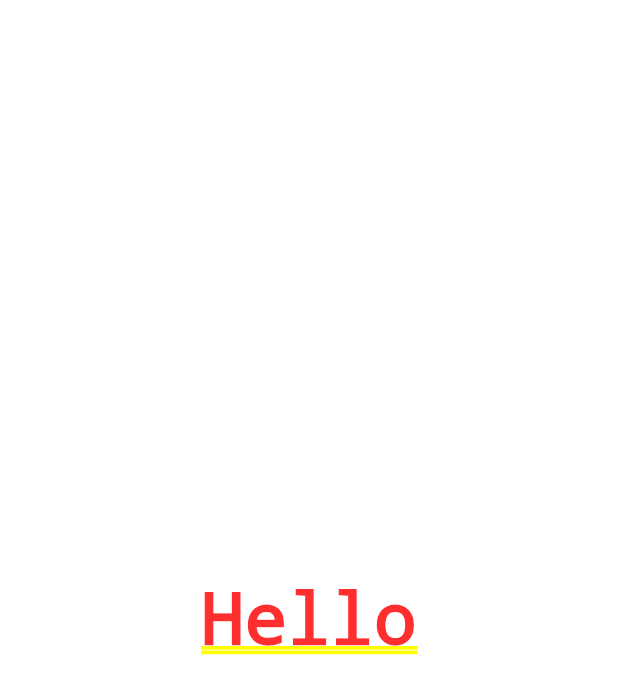
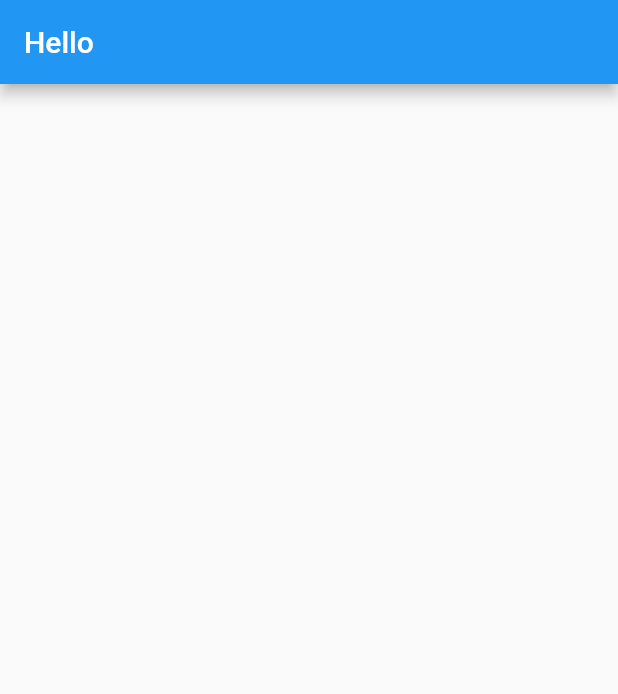
Before and after one commit to abuduchoy/Shop, a Flutter app: the screen it shows after launch, on a phone screen of 412 x 824 dp. Shown: the top 694 px of the screen. Run offline on Flutter 3.47's test engine with Material 2 defaults, Android fonts, the phone set to English and light mode, and no system bars; drawn by our look-alikes of google_mobile_ads; network calls fail.

Commit message:
add script

```diff
--- /dev/null
+++ b/lib/admob_service.dart
@@ -0,0 +1,64 @@
+import 'dart:io';
+import 'package:google_mobile_ads/google_mobile_ads.dart';
+
+class AdmobService {
+  static BannerAd _bannerAd;
+  static InterstitialAd _interstitialAd;
+
+  static BannerAd get bannerAd => _bannerAd;
+
+  static String get bannerAdUntilId => Platform.isAndroid
+      ? 'ca-app-pub-7755152799949559~1198135981'
+      : 'ca-app-pub-7755152799949559~1198135981';
+
+  static initialize() {
+    if (MobileAds.instance == null) {
+      print("initialize:AdMob");
+      MobileAds.instance.initialize();
+    }
+  }
+
+  static BannerAd createBannerAd() {
+    BannerAd ad = new BannerAd(
+      adUnitId: bannerAdUntilId,
+      size: AdSize.largeBanner,
+      request: AdRequest(),
+      listener: AdListener(
+        onAdLoaded: (Ad ad) => print('Ad Loaded'),
+        onAdFailedToLoad: (Ad ad, LoadAdError error) {
+          print('Ad Loaded');
+          ad.dispose();
+        },
+        onAdOpened: (Ad ad) => print('Ad opened'),
+        onAdClosed: (Ad ad) => print('Ad Closed'),
+        onApplicationExit: (Ad ad) => print('Left Aplication'),
+      ),
+    );
+
+    return ad;
+  }
+
+  static void showBannerAd() {
+    if (_bannerAd != null) {
+      return;
+    }
+    _bannerAd = createBannerAd();
+    _bannerAd..load();
+  }
+
+  void disposeAds() {
+    print("disposeAds");
+    if (_bannerAd != null) {
+      _bannerAd?.dispose();
+    }
+  }
+
+  static void showInterstitialAd() {
+    _interstitialAd?.dispose();
+    _interstitialAd = null;
+
+    if (_interstitialAd == null) _interstitialAd = _createInterstitialAd();
+
+    _interstitialAd.load();
+  }
+}
--- a/lib/main.dart
+++ b/lib/main.dart
@@ -1,6 +1,11 @@
 import 'package:flutter/material.dart';
+import 'package:google_mobile_ads/google_mobile_ads.dart';
+
+import 'admob_service.dart';
 
 void main() {
+  WidgetsFlutterBinding.ensureInitialized();
+  AdmobService.initialize();
   runApp(MyApp());
 }
 
@@ -21,9 +26,16 @@ class MyApp extends StatelessWidget {
 class HomePage extends StatelessWidget {
   @override
   Widget build(BuildContext context) {
-    return Container(
-      child: Center(
-        child: Text('Hello'),
+    return Scaffold(
+      appBar: AppBar(
+        title: Text('Hello'),
+      ),
+      bottomNavigationBar: Container(
+        height: 50,
+        child: AdWidget(
+          key: UniqueKey(),
+          ad: AdmobService.createBannerAd()..load(),
+        ),
       ),
     );
   }
```
Also changed, not shown: pubspec.yaml (+3 -7 lines), pubspec.lock.
